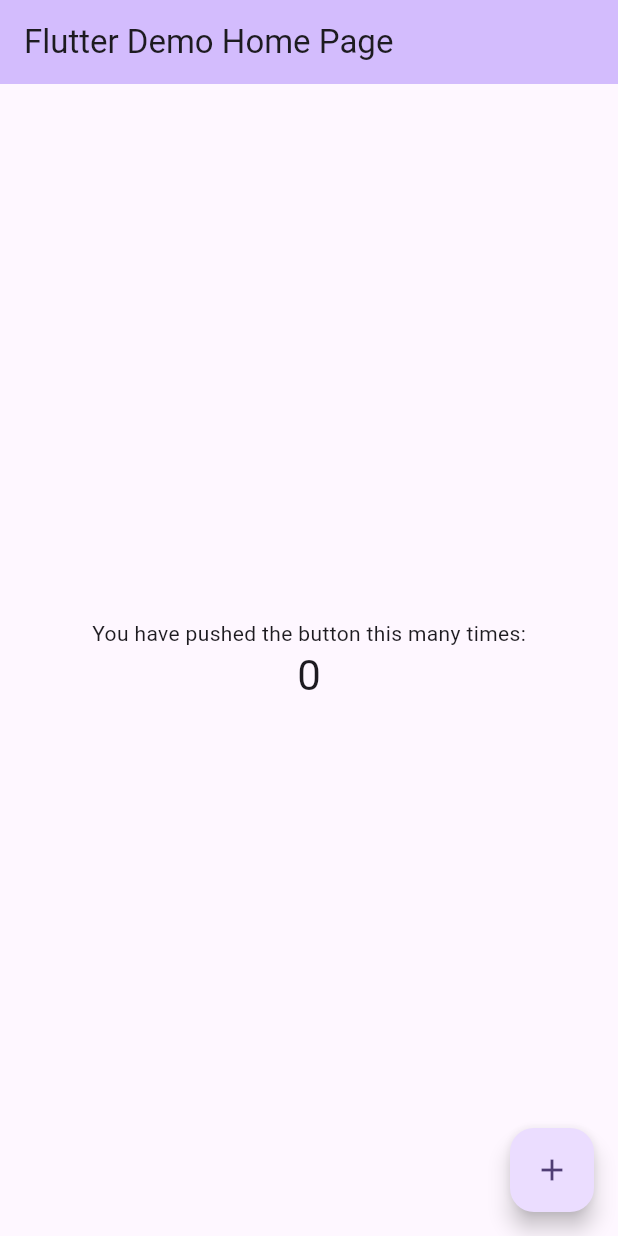
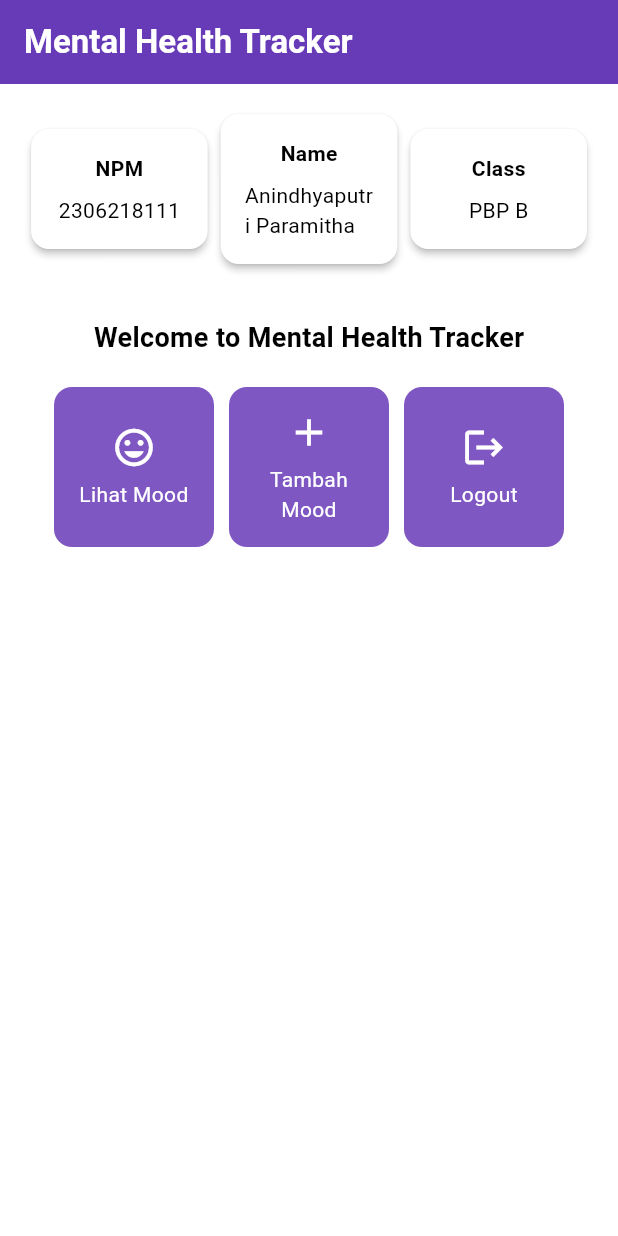
Before and after one commit to anin02/mental-health-tracker-mobile, a Flutter app: the screen it shows after launch, on a phone screen of 412 x 824 dp. Run offline on Flutter 3.47's test engine with Material 3 defaults, Android fonts, the phone set to English and light mode, and no system bars.

Commit message:
tutorial 6

```diff
--- a/lib/main.dart
+++ b/lib/main.dart
@@ -1,4 +1,5 @@
 import 'package:flutter/material.dart';
+import 'package:mental_health_tracker/menu.dart';
 
 void main() {
   runApp(const MyApp());
@@ -28,98 +29,11 @@ class MyApp extends StatelessWidget {
         //
         // This works for code too, not just values: Most code changes can be
         // tested with just a hot reload.
-        colorScheme: ColorScheme.fromSeed(seedColor: Colors.deepPurple),
-        useMaterial3: true,
+        colorScheme: ColorScheme.fromSwatch(
+            primarySwatch: Colors.deepPurple,
+        ).copyWith(secondary: Colors.deepPurple[400]),
       ),
-      home: const MyHomePage(title: 'Flutter Demo Home Page'),
+      home: MyHomePage(),
     );
   }
 }
-
-class MyHomePage extends StatefulWidget {
-  const MyHomePage({super.key, required this.title});
-
-  // This widget is the home page of your application. It is stateful, meaning
-  // that it has a State object (defined below) that contains fields that affect
-  // how it looks.
-
-  // This class is the configuration for the state. It holds the values (in this
-  // case the title) provided by the parent (in this case the App widget) and
-  // used by the build method of the State. Fields in a Widget subclass are
-  // always marked "final".
-
-  final String title;
-
-  @override
-  State<MyHomePage> createState() => _MyHomePageState();
-}
-
-class _MyHomePageState extends State<MyHomePage> {
-  int _counter = 0;
-
-  void _incrementCounter() {
-    setState(() {
-      // This call to setState tells the Flutter framework that something has
-      // changed in this State, which causes it to rerun the build method below
-      // so that the display can reflect the updated values. If we changed
-      // _counter without calling setState(), then the build method would not be
-      // called again, and so nothing would appear to happen.
-      _counter++;
-    });
-  }
-
-  @override
-  Widget build(BuildContext context) {
-    // This method is rerun every time setState is called, for instance as done
-    // by the _incrementCounter method above.
-    //
-    // The Flutter framework has been optimized to make rerunning build methods
-    // fast, so that you can just rebuild anything that needs updating rather
-    // than having to individually change instances of widgets.
-    return Scaffold(
-      appBar: AppBar(
-        // TRY THIS: Try changing the color here to a specific color (to
-        // Colors.amber, perhaps?) and trigger a hot reload to see the AppBar
-        // change color while the other colors stay the same.
-        backgroundColor: Theme.of(context).colorScheme.inversePrimary,
-        // Here we take the value from the MyHomePage object that was created by
-        // the App.build method, and use it to set our appbar title.
-        title: Text(widget.title),
-      ),
-      body: Center(
-        // Center is a layout widget. It takes a single child and positions it
-        // in the middle of the parent.
-        child: Column(
-          // Column is also a layout widget. It takes a list of children and
-          // arranges them vertically. By default, it sizes itself to fit its
-          // children horizontally, and tries to be as tall as its parent.
-          //
-          // Column has various properties to control how it sizes itself and
-          // how it positions its children. Here we use mainAxisAlignment to
-          // center the children vertically; the main axis here is the vertical
-          // axis because Columns are vertical (the cross axis would be
-          // horizontal).
-          //
-          // TRY THIS: Invoke "debug painting" (choose the "Toggle Debug Paint"
-          // action in the IDE, or press "p" in the console), to see the
-          // wireframe for each widget.
-          mainAxisAlignment: MainAxisAlignment.center,
-          children: <Widget>[
-            const Text(
-              'You have pushed the button this many times:',
-            ),
-            Text(
-              '$_counter',
-              style: Theme.of(context).textTheme.headlineMedium,
-            ),
-          ],
-        ),
-      ),
-      floatingActionButton: FloatingActionButton(
-        onPressed: _incrementCounter,
-        tooltip: 'Increment',
-        child: const Icon(Icons.add),
-      ), // This trailing comma makes auto-formatting nicer for build methods.
-    );
-  }
-}
--- /dev/null
+++ b/lib/menu.dart
@@ -0,0 +1,188 @@
+import 'package:flutter/material.dart';
+
+class MyHomePage extends StatelessWidget {
+    final String npm = '2306218111'; // NPM
+    final String name = 'Anindhyaputri Paramitha'; // Nama
+    final String className = 'PBP B'; // Kelas
+
+    final List<ItemHomepage> items = [
+         ItemHomepage("Lihat Mood", Icons.mood),
+         ItemHomepage("Tambah Mood", Icons.add),
+         ItemHomepage("Logout", Icons.logout),
+    ];
+
+    MyHomePage({super.key});
+
+    @override
+    Widget build(BuildContext context) {
+    // Scaffold menyediakan struktur dasar halaman dengan AppBar dan body.
+    return Scaffold(
+      // AppBar adalah bagian atas halaman yang menampilkan judul.
+      appBar: AppBar(
+        // Judul aplikasi "Mental Health Tracker" dengan teks putih dan tebal.
+        title: const Text(
+          'Mental Health Tracker',
+          style: TextStyle(
+            color: Colors.white,
+            fontWeight: FontWeight.bold,
+          ),
+        ),
+        // Warna latar belakang AppBar diambil dari skema warna tema aplikasi.
+        backgroundColor: Theme.of(context).colorScheme.primary,
+      ),
+      // Body halaman dengan padding di sekelilingnya.
+      body: Padding(
+        padding: const EdgeInsets.all(16.0),
+        // Menyusun widget secara vertikal dalam sebuah kolom.
+        child: Column(
+          crossAxisAlignment: CrossAxisAlignment.center,
+          children: [
+            // Row untuk menampilkan 3 InfoCard secara horizontal.
+            Row(
+              mainAxisAlignment: MainAxisAlignment.spaceEvenly,
+              children: [
+                InfoCard(title: 'NPM', content: npm),
+                InfoCard(title: 'Name', content: name),
+                InfoCard(title: 'Class', content: className),
+              ],
+            ),
+
+            // Memberikan jarak vertikal 16 unit.
+            const SizedBox(height: 16.0),
+
+            // Menempatkan widget berikutnya di tengah halaman.
+            Center(
+              child: Column(
+                // Menyusun teks dan grid item secara vertikal.
+
+                children: [
+                  // Menampilkan teks sambutan dengan gaya tebal dan ukuran 18.
+                  const Padding(
+                    padding: EdgeInsets.only(top: 16.0),
+                    child: Text(
+                      'Welcome to Mental Health Tracker',
+                      style: TextStyle(
+                        fontWeight: FontWeight.bold,
+                        fontSize: 18.0,
+                      ),
+                    ),
+                  ),
+
+                  // Grid untuk menampilkan ItemCard dalam bentuk grid 3 kolom.
+                  GridView.count(
+                    primary: true,
+                    padding: const EdgeInsets.all(20),
+                    crossAxisSpacing: 10,
+                    mainAxisSpacing: 10,
+                    crossAxisCount: 3,
+                    // Agar grid menyesuaikan tinggi kontennya.
+                    shrinkWrap: true,
+
+                    // Menampilkan ItemCard untuk setiap item dalam list items.
+                    children: items.map((ItemHomepage item) {
+                      return ItemCard(item);
+                    }).toList(),
+                  ),
+                ],
+              ),
+            ),
+          ],
+        ),
+      ),
+    );
+  }
+}
+
+class InfoCard extends StatelessWidget {
+  // Kartu informasi yang menampilkan title dan content.
+
+  final String title;  // Judul kartu.
+  final String content;  // Isi kartu.
+
+  const InfoCard({super.key, required this.title, required this.content});
+
+  @override
+  Widget build(BuildContext context) {
+    return Card(
+      // Membuat kotak kartu dengan bayangan dibawahnya.
+      elevation: 2.0,
+      child: Container(
+        // Mengatur ukuran dan jarak di dalam kartu.
+        width: MediaQuery.of(context).size.width / 3.5, // menyesuaikan dengan lebar device yang digunakan.
+        padding: const EdgeInsets.all(16.0),
+        // Menyusun title dan content secara vertikal.
+        child: Column(
+          children: [
+            Text(
+              title,
+              style: const TextStyle(fontWeight: FontWeight.bold),
+            ),
+            const SizedBox(height: 8.0),
+            Text(content),
+          ],
+        ),
+      ),
+    );
+  }
+}
+
+class ItemHomepage {
+     final String name;
+     final IconData icon;
+
+     ItemHomepage(this.name, this.icon);
+}
+
+class ItemCard extends StatelessWidget {
+  // Menampilkan kartu dengan ikon dan nama.
+
+  final ItemHomepage item;
+
+  const ItemCard(this.item, {super.key});
+
+  @override
+  Widget build(BuildContext context) {
+    return Material(
+      // Menentukan warna latar belakang dari tema aplikasi.
+      color: Theme.of(context).colorScheme.secondary,
+      // Membuat sudut kartu melengkung.
+      borderRadius: BorderRadius.circular(12),
+
+      child: InkWell(
+        // Aksi ketika kartu ditekan.
+        onTap: () {
+          // Menampilkan pesan SnackBar saat kartu ditekan.
+          ScaffoldMessenger.of(context)
+            ..hideCurrentSnackBar()
+            ..showSnackBar(
+              SnackBar(content: Text("Kamu telah menekan tombol ${item.name}!"))
+            );
+        },
+        // Container untuk menyimpan Icon dan Text
+        child: Container(
+          padding: const EdgeInsets.all(8),
+          child: Center(
+            child: Column(
+              // Menyusun ikon dan teks di tengah kartu.
+              mainAxisAlignment: MainAxisAlignment.center,
+              children: [
+                Icon(
+                  item.icon,
+                  color: Colors.white,
+                  size: 30.0,
+                ),
+                const Padding(padding: EdgeInsets.all(3)),
+                Text(
+                  item.name,
+                  textAlign: TextAlign.center,
+                  style: const TextStyle(color: Colors.white),
+                ),
+              ],
+            ),
+          ),
+        ),
+      ),
+    );
+  }
+
+}
```
